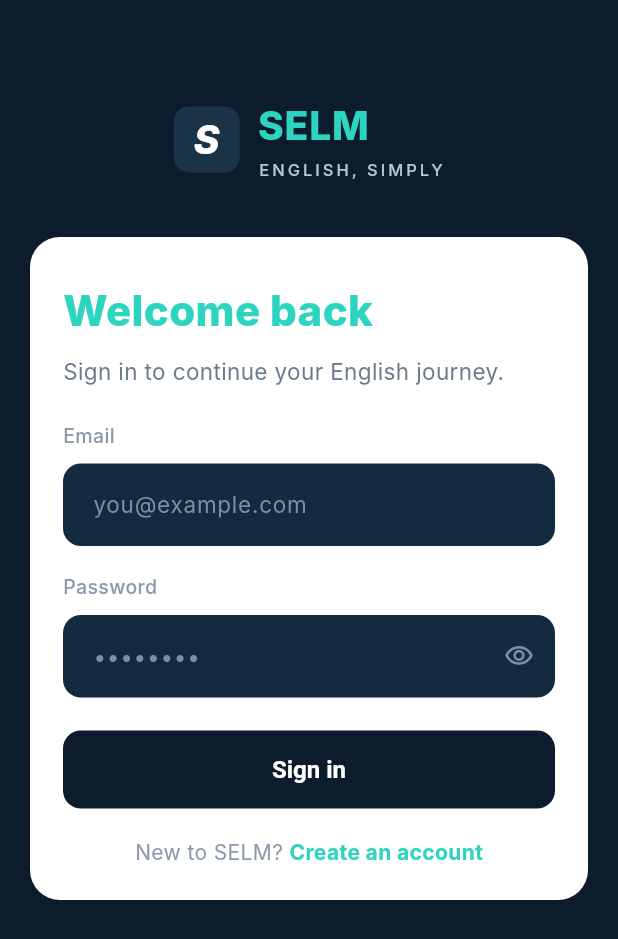
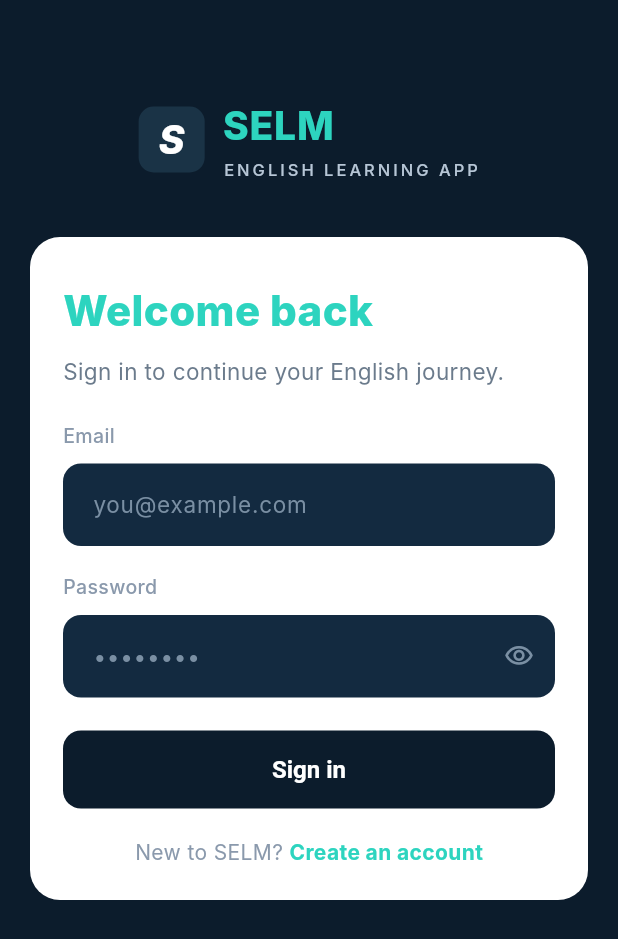
Before and after one commit to selmapp2022-a11y/selmapp, a Flutter app: the screen it shows after launch, on a phone screen of 412 x 824 dp. Shown: the top 939 px of the screen. Run offline on Flutter 3.47's test engine with Material 3 defaults, Android fonts, the light colour scheme and no system bars; our stand-ins replace bloc, dio, equatable, firebase_core, firebase_crashlytics, flutter_bloc and 14 more; missing offline and left inert: record; accounts and stored records are empty; Roboto replaces fonts that are missing (Inter, Poppins).

Commit message:
brand(auth): tagline ENGLISH LEARNING APP (login)

```diff
--- a/frontend/lib/features/auth/presentation/pages/login_page.dart
+++ b/frontend/lib/features/auth/presentation/pages/login_page.dart
@@ -145,7 +145,7 @@ class _LoginPageState extends State<LoginPage> {
             ),
             SizedBox(height: 2),
             Text(
-              'ENGLISH, SIMPLY',
+              'ENGLISH LEARNING APP',
               style: TextStyle(
                 color: Color(0xFFB7C6D6),
                 fontSize: 11,
```
